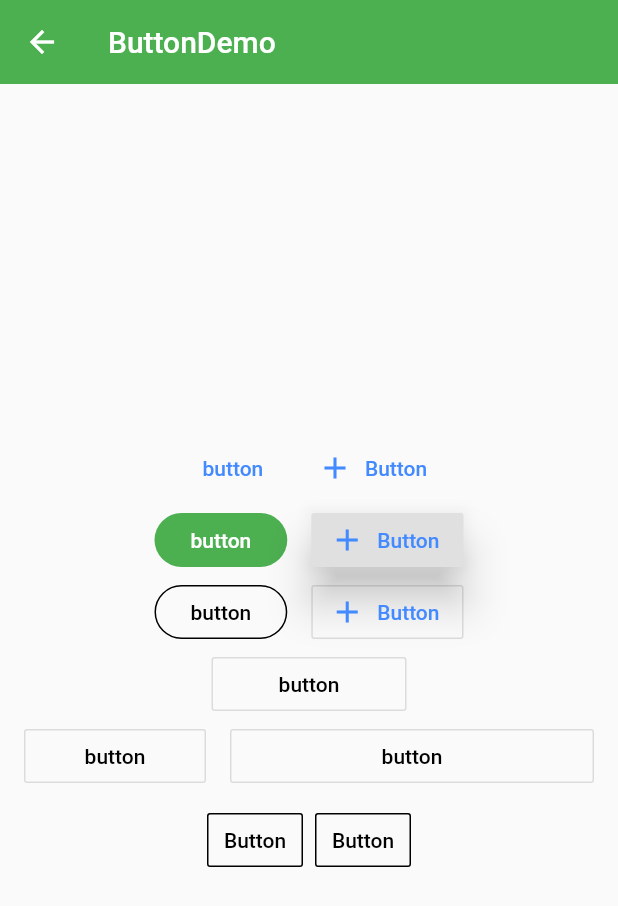
After one commit to MrQiuHaHa/FlutterBase, a Flutter app: the screen it shows after launch, after a tap on "ButtonDemo", on a phone screen of 412 x 824 dp. The commit adds this screen. Shown: the top 906 px of the screen. Run offline on Flutter 3.47's test engine with Material 2 defaults, Android fonts, the phone set to English and light mode, and no system bars.

Commit message:
各种按钮样式的封装

```diff
--- /dev/null
+++ b/lib/demo/button_demo.dart
@@ -0,0 +1,213 @@
+import 'package:flutter/material.dart';
+
+
+class ButtonDemo extends StatelessWidget {
+  @override
+  Widget build(BuildContext context) {
+
+    final Widget flatButtonDemo = Row(
+              mainAxisAlignment: MainAxisAlignment.center,
+              children: <Widget>[
+                FlatButton(
+                  onPressed: (){},
+                  child: Text('button'),
+                  splashColor: Colors.grey,
+                  textColor: Theme.of(context).accentColor,
+                ),
+                FlatButton.icon(
+                  onPressed: (){},
+                  icon : Icon(Icons.add),
+                  label: Text('Button'),
+                  splashColor: Colors.grey,
+                  textColor: Theme.of(context).accentColor,
+                )
+              ],
+            );
+
+    final Widget raisedButtonDemo = Row(
+              mainAxisAlignment: MainAxisAlignment.center,
+              children: <Widget>[
+                Theme(
+                  data: Theme.of(context).copyWith(
+                    buttonColor: Theme.of(context).accentColor,
+                    buttonTheme: ButtonThemeData(
+                      textTheme: ButtonTextTheme.primary,
+                      // shape: BeveledRectangleBorder(
+                      //   borderRadius: BorderRadius.circular(5.0)
+                      // ),
+                      shape: StadiumBorder()
+                    )
+                  ),
+                  child: RaisedButton(
+                    onPressed: (){},
+                    child: Text('button'),
+                    splashColor: Colors.grey,
+                    elevation: 0.0,
+                    // color: Theme.of(context).accentColor,
+                    // textColor: Colors.white,
+                    // textColor: Theme.of(context).accentColor,
+                  ),
+                ),
+                SizedBox(width: 16.0,),
+                RaisedButton.icon(
+                  onPressed: (){},
+                  icon : Icon(Icons.add),
+                  label: Text('Button'),
+                  splashColor: Colors.grey,
+                  elevation: 12.0,
+                  textColor: Theme.of(context).accentColor,
+                )
+              ],
+            );
+
+    final Widget outlineButtonDemo = Row(
+              mainAxisAlignment: MainAxisAlignment.center,
+              children: <Widget>[
+                Theme(
+                  data: Theme.of(context).copyWith(
+                    buttonColor: Theme.of(context).accentColor,
+                    buttonTheme: ButtonThemeData(
+                      textTheme: ButtonTextTheme.primary,
+                      // shape: BeveledRectangleBorder(
+                      //   borderRadius: BorderRadius.circular(5.0)
+                      // ),
+                      shape: StadiumBorder()
+                    )
+                  ),
+                  child: OutlineButton(
+                    onPressed: (){},
+                    child: Text('button'),
+                    splashColor: Colors.grey[100],
+                    borderSide: BorderSide(
+                      color: Colors.black
+                    ),
+                    // color: Theme.of(context).accentColor,
+                    textColor: Colors.black,
+                    highlightedBorderColor: Colors.grey,
+                    // textColor: Theme.of(context).accentColor,
+                  ),
+                ),
+                SizedBox(width: 16.0,),
+                OutlineButton.icon(
+                  onPressed: (){},
+                  icon : Icon(Icons.add),
+                  label: Text('Button'),
+                  splashColor: Colors.grey,
+                  textColor: Theme.of(context).accentColor,
+                )
+              ],
+            );
+
+    final Widget fixedWidthButtonDemo = Row(
+              mainAxisAlignment: MainAxisAlignment.center,
+              children: <Widget>[
+                Container(
+                  width: 130,
+                  child: OutlineButton(
+                    onPressed: (){},
+                    child: Text('button'),
+                      splashColor: Colors.grey[100],
+                      borderSide: BorderSide(
+                        color: Colors.black12
+                      ),
+                      // color: Theme.of(context).accentColor,
+                      textColor: Colors.black,
+                      highlightedBorderColor: Colors.grey,
+                      // shape: StadiumBorder(),
+                      // textColor: Theme.of(context).accentColor,
+                    ),
+                )
+              ],
+            );
+
+    final Widget expandedButtonDemo = Row(
+              mainAxisAlignment: MainAxisAlignment.center,
+              children: <Widget>[
+                Expanded(
+                  child: OutlineButton(
+                    onPressed: (){},
+                    child: Text('button'),
+                      splashColor: Colors.grey[100],
+                      borderSide: BorderSide(
+                        color: Colors.black12
+                      ),
+                      textColor: Colors.black,
+                      highlightedBorderColor: Colors.grey,
+                  ),
+                ),
+                SizedBox(width: 16,),
+                Expanded(
+                  flex: 2,
+                  child: OutlineButton(
+                    onPressed: (){},
+                    child: Text('button'),
+                      splashColor: Colors.grey[100],
+                      borderSide: BorderSide(
+                        color: Colors.black12
+                      ),
+                      textColor: Colors.black,
+                    highlightedBorderColor: Colors.grey,
+                    ),
+                ),
+              ],
+            );
+
+    final Widget buttonBarDemo = Row(
+              mainAxisAlignment: MainAxisAlignment.center,
+              children: <Widget>[
+                Theme(
+                  data: Theme.of(context).copyWith(
+                    buttonTheme: ButtonThemeData(
+                      padding: EdgeInsets.symmetric(horizontal: 32),
+                    )
+                  ),
+                  child: ButtonBar(
+                    children: <Widget>[
+                      OutlineButton(
+                        onPressed: (){},
+                        child: Text('Button'),
+                        splashColor: Colors.grey[100],
+                        borderSide: BorderSide(
+                          color: Colors.black,
+                        ),
+                        textColor: Colors.black,
+                        highlightedBorderColor: Colors.grey,
+                      ),
+                      OutlineButton(
+                        onPressed: (){},
+                        child: Text('Button'),
+                        splashColor: Colors.grey[100],
+                        borderSide: BorderSide(
+                          color: Colors.black,
+                        ),
+                        textColor: Colors.black,
+                        highlightedBorderColor: Colors.grey,
+                      ),
+                    ],
+                  )
+                )
+              ],
+            );
+
+    return Scaffold(
+      appBar: AppBar(
+        title: Text('ButtonDemo'),
+        elevation: 0.0,
+      ),
+      body: Container(
+        padding: EdgeInsets.all(16.0),
+        child: Column(
+          mainAxisAlignment: MainAxisAlignment.center,
+          children: <Widget>[
+            flatButtonDemo,
+            raisedButtonDemo,
+            outlineButtonDemo,
+            fixedWidthButtonDemo,
+            expandedButtonDemo,
+            buttonBarDemo
+          ],
+        ),
+      ),
+    );
+  }
+}
--- /dev/null
+++ b/lib/demo/material_components.dart
@@ -0,0 +1,74 @@
+import 'package:flutter/material.dart';
+import '../demo/button_demo.dart';
+import '../demo/floating_action_button_demo.dart';
+import '../demo/popup_menu_button_demo.dart';
+
+class MaterialComponents extends StatelessWidget {
+  @override
+  Widget build(BuildContext context) {
+    return Scaffold(
+      appBar: AppBar(
+        title: Text('MaterialComponents'),
+        elevation: 0.0,
+      ),
+      body: ListView(
+        children: <Widget>[
+          ListItem(title: 'PopupMenuButtonDemo',page:PopupMenuButtonDemo()),
+          ListItem(title: 'FloatingActionButton',page:FloatingActionButtonDemo()),
+          ListItem(title: 'ButtonDemo',page:ButtonDemo()),
+        ],
+      ),
+    );
+  }
+}
+
+class ListItem extends StatelessWidget {
+
+  final String title;
+
+  final Widget page;
+
+  ListItem({
+    this.title,
+    this.page,
+  });
+
+  @override
+  Widget build(BuildContext context) {
+    return ListTile(
+      title: Text(title),
+      onTap: () {
+        Navigator.of(context).push(
+          MaterialPageRoute(builder: (context) => page),
+        );
+      },
+    );
+  }
+}
+
+
+class _WidgetDemo extends StatelessWidget {
+  @override
+  Widget build(BuildContext context) {
+    return Scaffold(
+      appBar: AppBar(
+        title: Text('_WidgetDemo'),
+        elevation: 0.0,
+      ),
+      body: Container(
+        padding: EdgeInsets.all(16.0),
+        child: Column(
+          mainAxisAlignment: MainAxisAlignment.center,
+          children: <Widget>[
+            Row(
+              mainAxisAlignment: MainAxisAlignment.center,
+              children: <Widget>[
+
+              ],
+            )
+          ],
+        ),
+      ),
+    );
+  }
+}
--- a/lib/main.dart
+++ b/lib/main.dart
@@ -8,6 +8,7 @@ import './demo/view_demo.dart';
 import './demo/sliver_demo.dart';
 import './demo/navigator_demo.dart';
 import './demo/form_demo.dart';
+import './demo/material_components.dart';
 
 void main () => runApp(App());
 
@@ -21,11 +22,12 @@ class App extends StatelessWidget
     return MaterialApp(
       debugShowCheckedModeBanner: false,
       // home: Home(),
-      initialRoute: '/form',
+      initialRoute: '/mdc',
       routes: {
         // '/':(context) => NavigatorDemo(),
         '/about':(context) => Page(title: 'About',),
-        '/form':(context) => FormDemo()
+        '/form':(context) => FormDemo(),
+        '/mdc': (context) => MaterialComponents()
       },
       theme: ThemeData(
           primarySwatch: Colors.green,
```
Also changed, not shown: lib/demo/floating_action_button_demo.dart (added, +42 -0 lines), lib/demo/popup_menu_button_demo.dart (added, +48 -0 lines).
